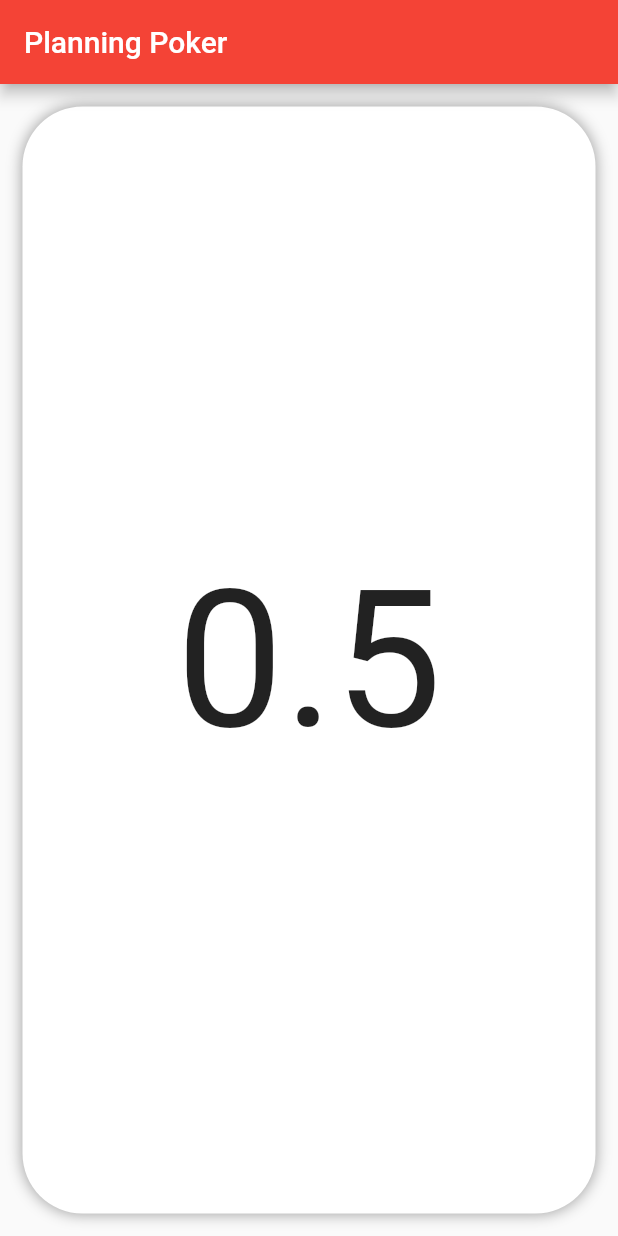
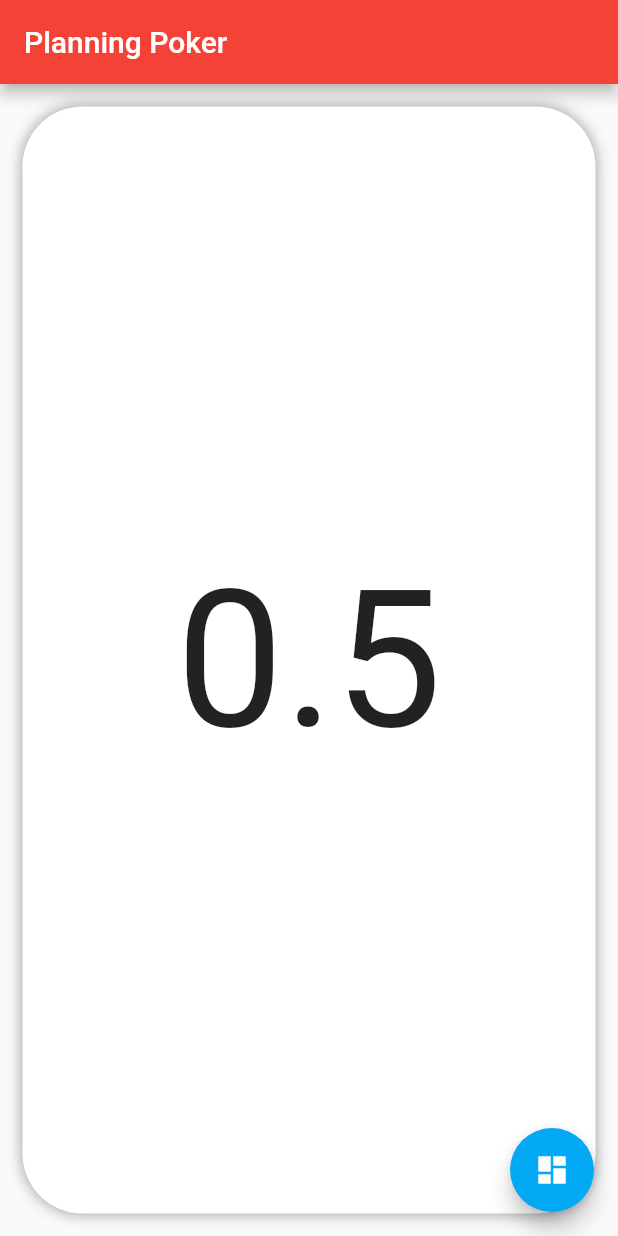
Before and after one commit to Rinma/planning-poker-flutter, a Flutter app: the screen it shows after launch, on a phone screen of 412 x 824 dp. Run offline on Flutter 3.47's test engine with Material 2 defaults, Android fonts, the phone set to English and light mode, and no system bars.

Commit message:
Add overview feature

```diff
--- a/lib/main.dart
+++ b/lib/main.dart
@@ -16,18 +16,17 @@ class PlanningPoker extends StatelessWidget {
           title: const Text("Planning Poker"),
         ),
         body: HomePage(),
+        floatingActionButton: OverviewFloatingButton(),
       ),
     );
   }
 }
 
-class HomePage extends StatelessWidget {
-  @override
-  Widget build(BuildContext context) {
-    const cardValues = [
+final List<String> fibonacci = [
   "0.5",
   "1",
   "2",
+  "3",
   "5",
   "8",
   "13",
@@ -37,10 +36,32 @@ class HomePage extends StatelessWidget {
   "?",
   "@"
 ];
-    List<Widget> cards = [];
 
-    for (var value in cardValues) {
-      cards.add(Container(
+ScrollController controller;
+
+class HomePage extends StatefulWidget {
+  @override
+  HomeState createState() {
+    return HomeState();
+  }
+}
+
+class HomeState extends State<HomePage> {
+  @override
+  void initState() {
+    controller = ScrollController();
+    super.initState();
+  }
+
+  @override
+  Widget build(BuildContext context) {
+    return ListView.builder(
+      controller: controller,
+      scrollDirection: Axis.horizontal,
+      itemCount: fibonacci.length,
+      itemBuilder: (context, index) {
+        return Container(
+          key: Key("number-" + fibonacci[index]),
           width: MediaQuery.of(context).size.width,
           alignment: Alignment.center,
           color: Colors.transparent,
@@ -53,17 +74,69 @@ class HomePage extends StatelessWidget {
             ),
             child: Center(
               child: Text(
-              value,
+                fibonacci[index],
                 style: TextStyle(fontSize: 128),
               ),
             ),
           ),
-      ));
-    }
-
-    return ListView(
-      scrollDirection: Axis.horizontal,
-      children: cards,
+        );
+      },
     );
   }
 }
+
+class OverviewFloatingButton extends StatelessWidget {
+  @override
+  Widget build(BuildContext context) {
+    return FloatingActionButton(
+      onPressed: () => {
+        Navigator.push(
+          context,
+          MaterialPageRoute(builder: (context) => Overview()),
+        )
+      },
+      child: Icon(Icons.dashboard),
+      backgroundColor: Colors.lightBlue,
+    );
+  }
+}
+
+class Overview extends StatelessWidget {
+  @override
+  Widget build(BuildContext context) {
+    return Scaffold(
+      appBar: AppBar(
+        title: const Text("Overview"),
+      ),
+      body: GridView.count(
+        crossAxisCount: 3,
+        children: List.generate(
+          fibonacci.length,
+          (index) {
+            return Container(
+              decoration: new BoxDecoration(
+                color: Colors.white,
+                borderRadius: BorderRadius.all(Radius.circular(20.0)),
+                boxShadow: [BoxShadow(color: Colors.grey, blurRadius: 2)],
+              ),
+              margin: EdgeInsets.all(5),
+              child: FlatButton(
+                onPressed: () {
+                  Navigator.pop(context);
+                  controller.animateTo(
+                    index * MediaQuery.of(context).size.width,
+                    curve: Curves.linear,
+                    duration: Duration(milliseconds: 250),
+                  );
+                },
+                child: Center(
+                  child: Text(fibonacci[index], style: TextStyle(fontSize: 48)),
+                ),
+              ),
+            );
+          },
+        ),
+      ),
+    );
+  }
+}
--- a/pubspec.yaml
+++ b/pubspec.yaml
@@ -14,7 +14,7 @@ description: Planning Poker
 version: 1.0.0+1
 
 environment:
-  sdk: ">=2.1.0 <3.0.0"
+  sdk: ">=2.2.0 <3.0.0"
 
 dependencies:
   flutter:
```
Lines whose indentation alone changed are shown as unchanged.
